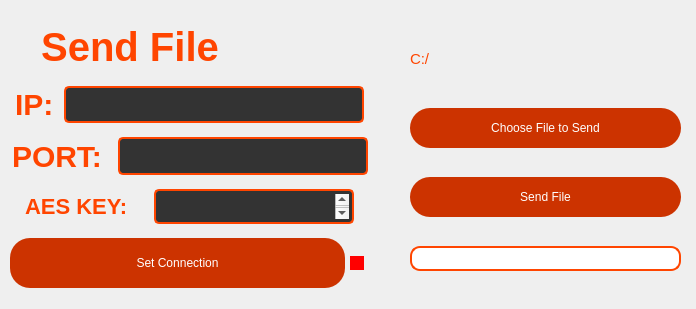
bartzlot/file_sender, file ui/SendingFile.ui: the form before one commit.
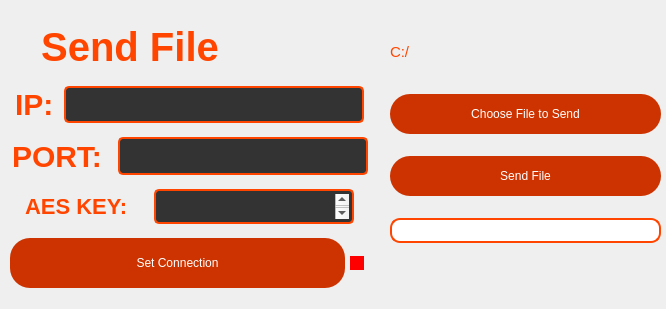
The form after the commit.

Commit message: added sender client progress bar with description below that tells us how much Mb left to send

```diff
--- a/ui/SendingFile.ui
+++ b/ui/SendingFile.ui
@@ -6,7 +6,7 @@
    <rect>
     <x>0</x>
     <y>0</y>
-    <width>696</width>
+    <width>666</width>
     <height>309</height>
    </rect>
   </property>
@@ -330,7 +330,7 @@
    <widget class="QWidget" name="verticalLayoutWidget_2">
     <property name="geometry">
      <rect>
-      <x>410</x>
+      <x>390</x>
       <y>10</y>
       <width>271</width>
       <height>291</height>
@@ -455,6 +455,32 @@
        </property>
       </widget>
      </item>
+     <item>
+      <widget class="QLabel" name="progress_label">
+       <property name="maximumSize">
+        <size>
+         <width>300</width>
+         <height>13</height>
+        </size>
+       </property>
+       <property name="styleSheet">
+        <string notr="true">QLabel {
+    font-family: Arial, sans-serif;
+    font-size: 15px; /* Larger font size */
+    color: #FF8080; /* Text color (example: DarkOrange) */
+    background: transparent; /* No background */
+    text-align: center; /* Center the text horizontally */
+
+}</string>
+       </property>
+       <property name="text">
+        <string/>
+       </property>
+       <property name="alignment">
+        <set>Qt::AlignCenter</set>
+       </property>
+      </widget>
+     </item>
     </layout>
    </widget>
   </widget>
```
The commit also changes 3 other files.
